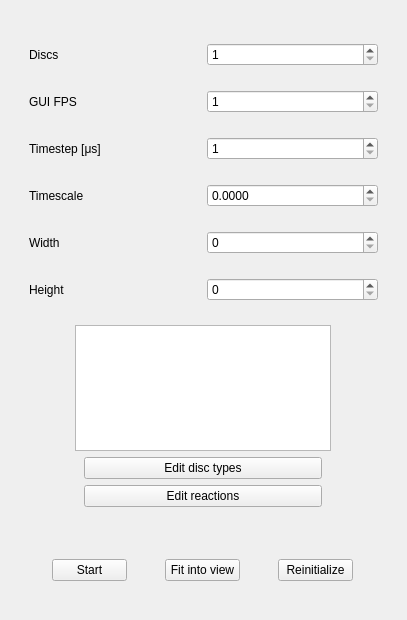
Qt form src/lib/gui/widgets/SimulationControlWidget.ui (yannik131/Cell) before a commit.
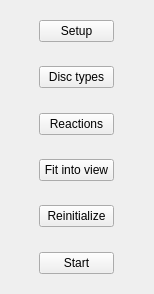
The same form after that commit.

Commit message: New setup dialog, show exceptions with helper

Diff of the .ui file:
```diff
--- a/src/lib/gui/widgets/SimulationControlWidget.ui
+++ b/src/lib/gui/widgets/SimulationControlWidget.ui
@@ -6,244 +6,34 @@
    <rect>
     <x>0</x>
     <y>0</y>
-    <width>407</width>
-    <height>620</height>
+    <width>154</width>
+    <height>294</height>
    </rect>
   </property>
   <property name="windowTitle">
    <string>Form</string>
   </property>
+  <property name="layoutDirection">
+   <enum>Qt::LeftToRight</enum>
+  </property>
   <layout class="QVBoxLayout" name="verticalLayout">
    <item>
-    <widget class="QWidget" name="simulationSettingsWidget" native="true">
-     <property name="maximumSize">
-      <size>
-       <width>16777215</width>
-       <height>500</height>
-      </size>
-     </property>
-     <layout class="QVBoxLayout" name="verticalLayout_5" stretch="0,0,0,0,0,0,0">
+    <widget class="QWidget" name="widget" native="true">
+     <layout class="QHBoxLayout" name="horizontalLayout">
+      <property name="spacing">
+       <number>0</number>
+      </property>
       <item>
-       <widget class="QWidget" name="widget" native="true">
+       <widget class="QPushButton" name="editSetupPushButton">
         <property name="maximumSize">
          <size>
-          <width>16777215</width>
-          <height>50</height>
+          <width>75</width>
+          <height>16777215</height>
          </size>
         </property>
-        <layout class="QHBoxLayout" name="horizontalLayout">
-         <item>
-          <widget class="QLabel" name="label">
-           <property name="text">
-            <string>Discs</string>
-           </property>
-          </widget>
-         </item>
-         <item>
-          <widget class="QSpinBox" name="numberOfDiscsSpinBox">
-           <property name="minimum">
-            <number>1</number>
-           </property>
-           <property name="maximum">
-            <number>5000</number>
-           </property>
-          </widget>
-         </item>
-        </layout>
-       </widget>
-      </item>
-      <item>
-       <widget class="QWidget" name="widget_5" native="true">
-        <property name="maximumSize">
-         <size>
-          <width>16777215</width>
-          <height>50</height>
-         </size>
+        <property name="text">
+         <string>Setup</string>
         </property>
-        <layout class="QHBoxLayout" name="horizontalLayout_3">
-         <item>
-          <widget class="QLabel" name="label_3">
-           <property name="text">
-            <string>GUI FPS</string>
-           </property>
-          </widget>
-         </item>
-         <item>
-          <widget class="QSpinBox" name="fpsSpinBox">
-           <property name="minimum">
-            <number>1</number>
-           </property>
-           <property name="maximum">
-            <number>100</number>
-           </property>
-          </widget>
-         </item>
-        </layout>
-       </widget>
-      </item>
-      <item>
-       <widget class="QWidget" name="widget_3" native="true">
-        <property name="maximumSize">
-         <size>
-          <width>16777215</width>
-          <height>50</height>
-         </size>
-        </property>
-        <layout class="QHBoxLayout" name="horizontalLayout_2">
-         <item>
-          <widget class="QLabel" name="label_2">
-           <property name="text">
-            <string>Timestep [μs]</string>
-           </property>
-          </widget>
-         </item>
-         <item>
-          <widget class="QSpinBox" name="timeStepSpinBox">
-           <property name="minimum">
-            <number>1</number>
-           </property>
-           <property name="maximum">
-            <number>100</number>
-           </property>
-           <property name="singleStep">
-            <number>100</number>
-           </property>
-          </widget>
-         </item>
-        </layout>
-       </widget>
-      </item>
-      <item>
-       <widget class="QWidget" name="widget_4" native="true">
-        <property name="maximumSize">
-         <size>
-          <width>16777215</width>
-          <height>50</height>
-         </size>
-        </property>
-        <layout class="QHBoxLayout" name="horizontalLayout_6">
-         <item>
-          <widget class="QLabel" name="label_5">
-           <property name="text">
-            <string>Timescale</string>
-           </property>
-          </widget>
-         </item>
-         <item>
-          <widget class="QDoubleSpinBox" name="timeScaleDoubleSpinBox">
-           <property name="decimals">
-            <number>4</number>
-           </property>
-           <property name="singleStep">
-            <double>1.000000000000000</double>
-           </property>
-          </widget>
-         </item>
-        </layout>
-       </widget>
-      </item>
-      <item>
-       <widget class="QWidget" name="widget_6" native="true">
-        <layout class="QHBoxLayout" name="horizontalLayout_4">
-         <item>
-          <widget class="QLabel" name="label_4">
-           <property name="text">
-            <string>Width</string>
-           </property>
-          </widget>
-         </item>
-         <item>
-          <widget class="QSpinBox" name="cellWidthSpinBox"/>
-         </item>
-        </layout>
-       </widget>
-      </item>
-      <item>
-       <widget class="QWidget" name="widget_9" native="true">
-        <layout class="QHBoxLayout" name="horizontalLayout_7">
-         <item>
-          <widget class="QLabel" name="label_6">
-           <property name="text">
-            <string>Height</string>
-           </property>
-          </widget>
-         </item>
-         <item>
-          <widget class="QSpinBox" name="cellHeightSpinBox"/>
-         </item>
-        </layout>
-       </widget>
-      </item>
-      <item alignment="Qt::AlignHCenter">
-       <widget class="QWidget" name="widget_7" native="true">
-        <property name="minimumSize">
-         <size>
-          <width>0</width>
-          <height>200</height>
-         </size>
-        </property>
-        <property name="maximumSize">
-         <size>
-          <width>16777215</width>
-          <height>200</height>
-         </size>
-        </property>
-        <property name="layoutDirection">
-         <enum>Qt::LeftToRight</enum>
-        </property>
-        <layout class="QVBoxLayout" name="verticalLayout_3">
-         <item>
-          <widget class="QTableView" name="discDistributionPreviewTableView">
-           <property name="enabled">
-            <bool>true</bool>
-           </property>
-           <property name="maximumSize">
-            <size>
-             <width>16777215</width>
-             <height>9999</height>
-            </size>
-           </property>
-           <property name="horizontalScrollBarPolicy">
-            <enum>Qt::ScrollBarAlwaysOff</enum>
-           </property>
-           <attribute name="verticalHeaderVisible">
-            <bool>false</bool>
-           </attribute>
-          </widget>
-         </item>
-         <item>
-          <widget class="QWidget" name="widget_8" native="true">
-           <layout class="QVBoxLayout" name="verticalLayout_4">
-            <property name="topMargin">
-             <number>0</number>
-            </property>
-            <property name="bottomMargin">
-             <number>0</number>
-            </property>
-            <item>
-             <widget class="QPushButton" name="editDiscTypesPushButton">
-              <property name="maximumSize">
-               <size>
-                <width>9999</width>
-                <height>16777215</height>
-               </size>
-              </property>
-              <property name="text">
-               <string>Edit disc types</string>
-              </property>
-             </widget>
-            </item>
-            <item>
-             <widget class="QPushButton" name="editReactionsPushButton">
-              <property name="text">
-               <string>Edit reactions</string>
-              </property>
-             </widget>
-            </item>
-           </layout>
-          </widget>
-         </item>
-        </layout>
        </widget>
       </item>
      </layout>
@@ -251,15 +41,9 @@
    </item>
    <item>
     <widget class="QWidget" name="widget_2" native="true">
-     <property name="maximumSize">
-      <size>
-       <width>16777215</width>
-       <height>50</height>
-      </size>
-     </property>
-     <layout class="QHBoxLayout" name="horizontalLayout_5">
+     <layout class="QHBoxLayout" name="horizontalLayout_2">
       <item>
-       <widget class="QPushButton" name="startStopButton">
+       <widget class="QPushButton" name="editDiscTypesPushButton">
         <property name="maximumSize">
          <size>
           <width>75</width>
@@ -267,10 +51,35 @@
          </size>
         </property>
         <property name="text">
-         <string>Start</string>
+         <string>Disc types</string>
         </property>
        </widget>
       </item>
+     </layout>
+    </widget>
+   </item>
+   <item>
+    <widget class="QWidget" name="widget_3" native="true">
+     <layout class="QHBoxLayout" name="horizontalLayout_3">
+      <item>
+       <widget class="QPushButton" name="editReactionsPushButton">
+        <property name="maximumSize">
+         <size>
+          <width>75</width>
+          <height>16777215</height>
+         </size>
+        </property>
+        <property name="text">
+         <string>Reactions</string>
+        </property>
+       </widget>
+      </item>
+     </layout>
+    </widget>
+   </item>
+   <item>
+    <widget class="QWidget" name="widget_4" native="true">
+     <layout class="QHBoxLayout" name="horizontalLayout_4">
       <item>
        <widget class="QPushButton" name="fitIntoViewButton">
         <property name="maximumSize">
@@ -284,6 +93,12 @@
         </property>
        </widget>
       </item>
+     </layout>
+    </widget>
+   </item>
+   <item>
+    <widget class="QWidget" name="widget_5" native="true">
+     <layout class="QHBoxLayout" name="horizontalLayout_5">
       <item>
        <widget class="QPushButton" name="reinitializeButton">
         <property name="maximumSize">
@@ -300,6 +115,25 @@
      </layout>
     </widget>
    </item>
+   <item>
+    <widget class="QWidget" name="widget_6" native="true">
+     <layout class="QHBoxLayout" name="horizontalLayout_6">
+      <item>
+       <widget class="QPushButton" name="startStopButton">
+        <property name="maximumSize">
+         <size>
+          <width>75</width>
+          <height>16777215</height>
+         </size>
+        </property>
+        <property name="text">
+         <string>Start</string>
+        </property>
+       </widget>
+      </item>
+     </layout>
+    </widget>
+   </item>
   </layout>
  </widget>
  <resources/>
```
The commit also changes 5 other files.
